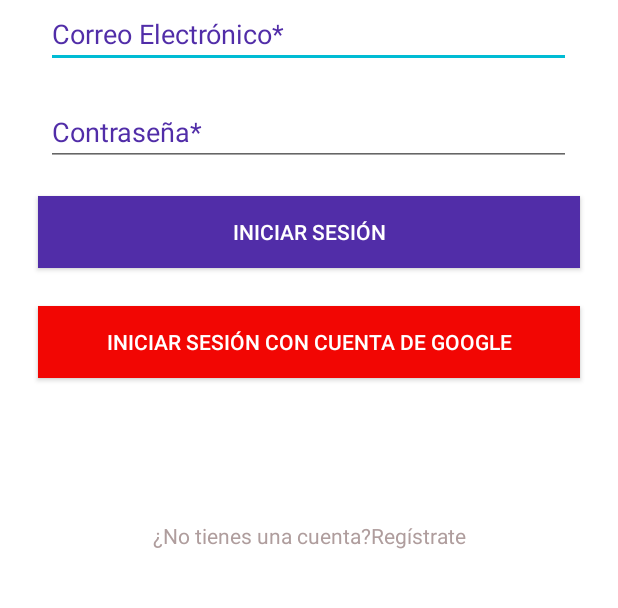
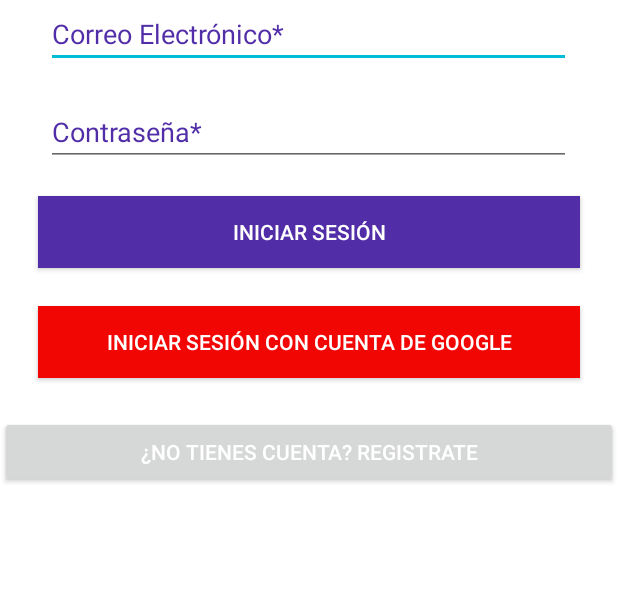
Before and after one commit to JuanBalderas/RecoverApp, an Android app: the loginActivity screen opened directly, with no data from a screen before it, on a phone screen of 412 x 824 dp, the part 300-908 px from its top. Run offline under Robolectric (Android 15) with nearby library versions, the phone set to English and light mode, and no system bars.

Commit message:
Mostrar ImEi y cambio de pantalla de login a resgitrar

```diff
--- a/RecoverApp/app/src/main/AndroidManifest.xml
+++ b/RecoverApp/app/src/main/AndroidManifest.xml
@@ -1,6 +1,8 @@
 <?xml version="1.0" encoding="utf-8"?>
 <manifest xmlns:android="http://schemas.android.com/apk/res/android"
     package="com.coffesoftware.recoverapp">
+
+    <uses-permission android:name="android.permission.READ_PHONE_STATE"/>
 
     <application
         android:allowBackup="true"
--- a/RecoverApp/app/src/main/java/com/coffesoftware/recoverapp/MainActivity.java
+++ b/RecoverApp/app/src/main/java/com/coffesoftware/recoverapp/MainActivity.java
@@ -11,7 +11,7 @@ public class MainActivity extends AppCompatActivity {
     @Override
     protected void onCreate(Bundle savedInstanceState) {
         super.onCreate(savedInstanceState);
-        setContentView(R.layout.activity_main);
+        setContentView(R.layout.activity_login);
     }
 }
 
--- a/RecoverApp/app/src/main/java/com/coffesoftware/recoverapp/loginActivity.java
+++ b/RecoverApp/app/src/main/java/com/coffesoftware/recoverapp/loginActivity.java
@@ -1,13 +1,23 @@
 package com.coffesoftware.recoverapp;
 
+import android.content.Intent;
 import android.support.v7.app.AppCompatActivity;
 import android.os.Bundle;
+import android.view.View;
+import android.widget.Button;
 
 public class loginActivity extends AppCompatActivity {
+
 
     @Override
     protected void onCreate(Bundle savedInstanceState) {
         super.onCreate(savedInstanceState);
         setContentView(R.layout.activity_login);
     }
+
+    private void logREG(View view) {
+
+        Intent objT = new Intent(loginActivity.this, registrarActivity.class);
+        startActivity(objT);
+    }
 }
--- a/RecoverApp/app/src/main/res/layout/activity_login.xml
+++ b/RecoverApp/app/src/main/res/layout/activity_login.xml
@@ -42,16 +42,15 @@
         android:text="INICIAR SESIÓN CON CUENTA DE GOOGLE"
         android:layout_margin="25sp"
         android:layout_marginHorizontal="25sp"
-        android:background="@color/googleButton"/>
+        android:background="@color/googleButton"
+        tools:ignore="HardcodedText,UnusedAttribute" />
+
+  <Button
+      android:id="@+id/buttonReg"
+      android:layout_width="match_parent"
+      android:layout_height="wrap_content"
+      android:text="@string/no_tienes_cuenta_registrate"
+      android:onClick="logREG"/>
 
 
-    <TextView
-        android:layout_width="match_parent"
-        android:layout_height="wrap_content"
-        android:layout_marginTop="70dp"
-        android:textAlignment="center"
-        android:layout_gravity="bottom"
-        android:text="@string/registrate"
-        android:textColor="@color/textBottom"
-        />
 </LinearLayout>
--- a/RecoverApp/app/src/main/res/values/strings.xml
+++ b/RecoverApp/app/src/main/res/values/strings.xml
@@ -14,6 +14,7 @@
     <string name="zonasd">Zonas Delictivas</string>
     <string name="files">Archivos</string>
     <string name="registrate">¿No tienes una cuenta?Regístrate</string>
+    <string name="no_tienes_cuenta_registrate">¿No tienes cuenta? REGISTRATE</string>
 
 
 </resources>
```
Also changed, not shown: RecoverApp/app/src/main/java/com/coffesoftware/recoverapp/registrarActivity.java (+39 -0 lines), RecoverApp/app/src/main/res/layout/activity_registrar.xml (+3 -10 lines).
